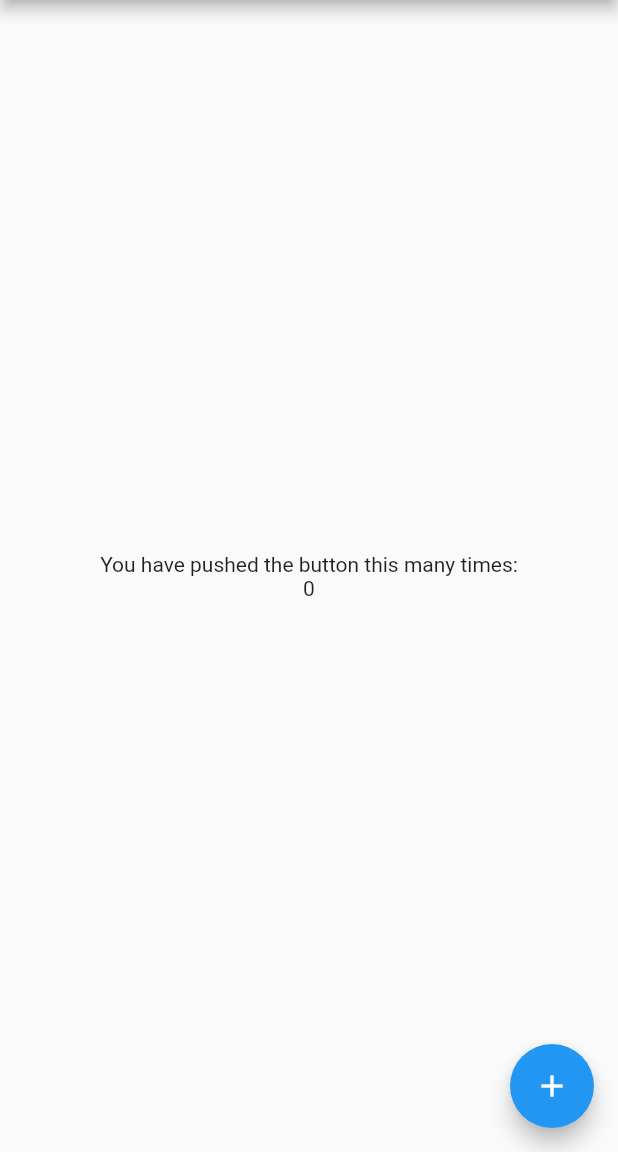
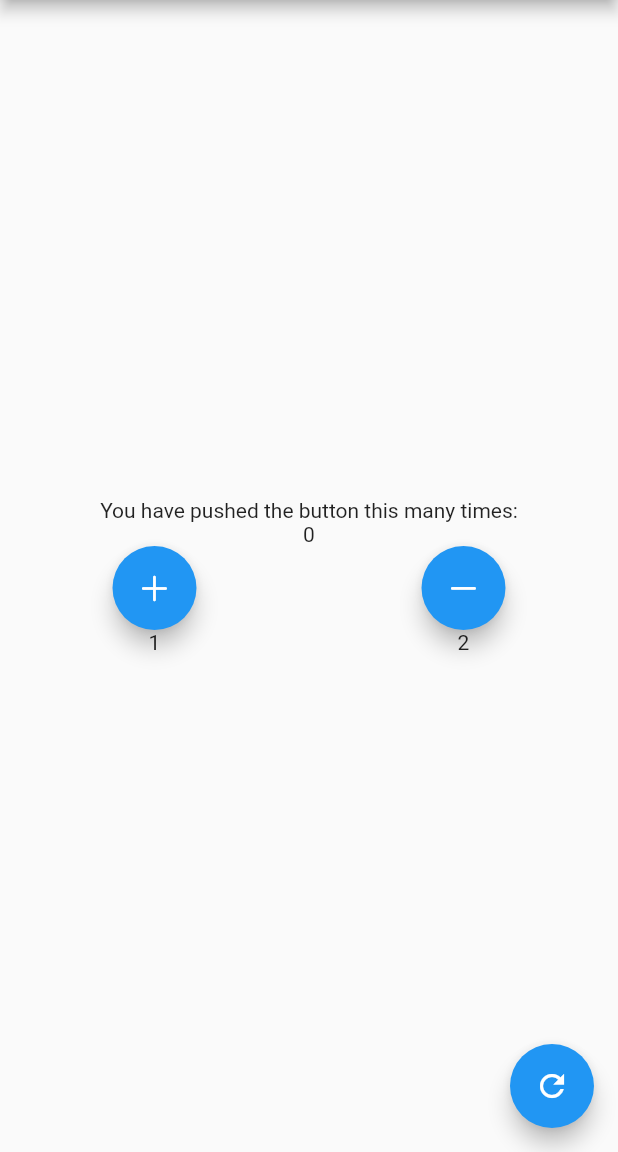
Before and after one commit to YugoMatsuda/Riverpod_practice, a Flutter app: the screen it shows after launch, on a phone screen of 412 x 824 dp, the part 84-1236 px from its top. Run offline on Flutter 3.47's test engine with Material 2 defaults, Android fonts, the phone set to English and light mode, and no system bars; our stand-ins replace hooks_riverpod.

Commit message:
MVVM用に外観を整えた

```diff
--- a/lib/main.dart
+++ b/lib/main.dart
@@ -1,6 +1,8 @@
+import 'package:flutter/cupertino.dart';
 import 'package:flutter/material.dart';
 import 'package:hooks_riverpod/hooks_riverpod.dart';
 import 'package:riverpod_practice/provider.dart';
+import 'package:cupertino_icons/cupertino_icons.dart';
 
 void main() {
   runApp(const ProviderScope(child: MyApp()));
@@ -40,14 +42,35 @@ class _MyHomePageState extends ConsumerState<MyHomePage> {
           mainAxisAlignment: MainAxisAlignment.center,
           children: <Widget>[
             Text(ref.watch(messageProvider)),
-            Text(ref.watch(countProvider).toString())
+            Text(ref.watch(countProvider).toString()),
+
+            Row(
+              mainAxisAlignment: MainAxisAlignment.spaceAround,
+              children: [
+                FloatingActionButton(
+                  onPressed: () => ref.read(countProvider.state).state++,
+                  child: const Icon(CupertinoIcons.plus),
+                ),
+                FloatingActionButton(
+                  onPressed: () => ref.read(countProvider.state).state++,
+                  child: const Icon(CupertinoIcons.minus),
+                )
+              ],
+            ),
+
+            Row(
+              mainAxisAlignment: MainAxisAlignment.spaceAround,
+              children: [
+                Text('1'),
+                Text('2')
+              ],
+            )
           ],
         ),
       ),
       floatingActionButton: FloatingActionButton(
         onPressed: () => ref.read(countProvider.state).state++,
-        tooltip: 'Increment',
-        child: const Icon(Icons.add),
+        child: const Icon(Icons.refresh),
       ),
     );
   }
```
